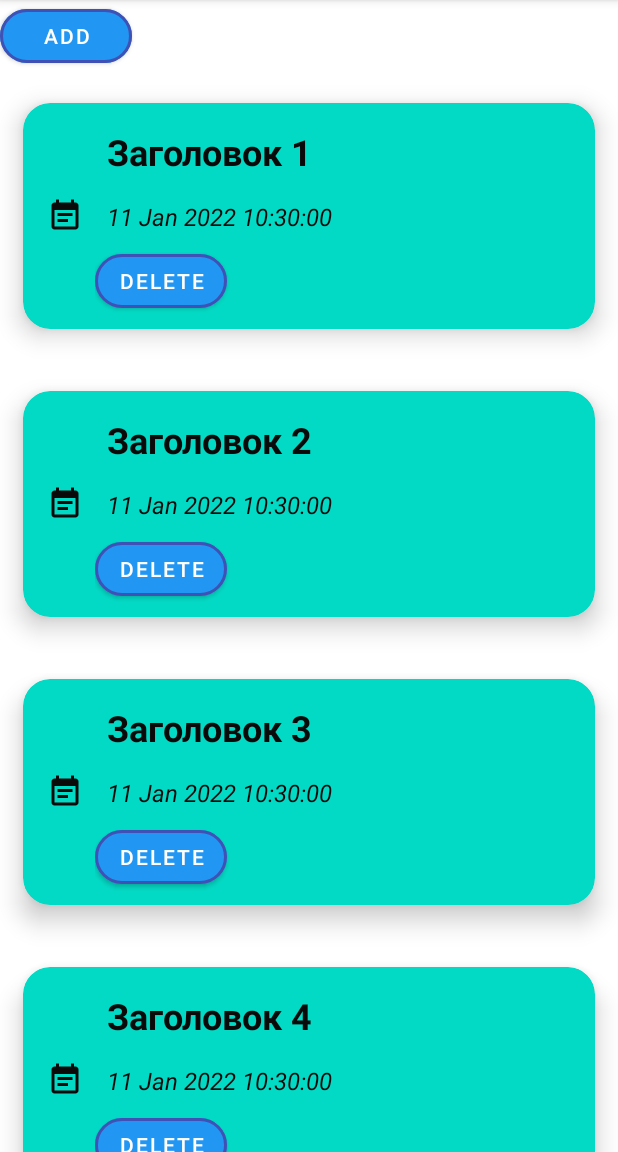
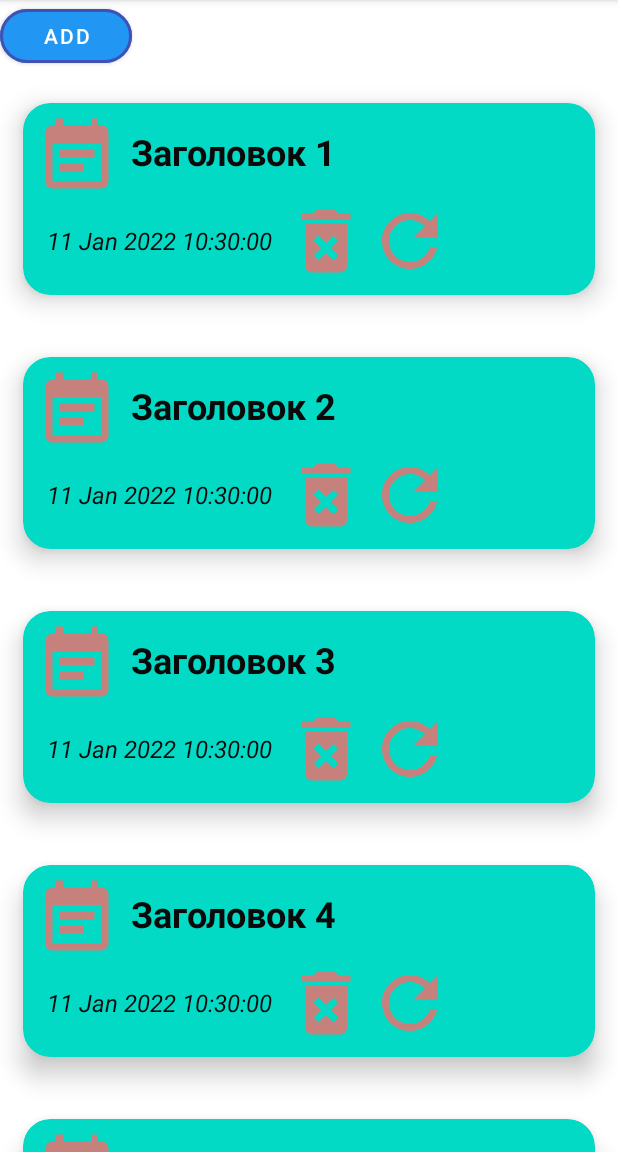
Before and after one commit to VladimPetrov/NotesManager, an Android app: the screen it shows after launch (MainActivity), on a phone screen of 412 x 824 dp, the part 84-1236 px from its top. Run offline under Robolectric (Android 15) with nearby library versions, the phone set to English and light mode, and no system bars.

Commit message:
add delete update image view

```diff
--- a/app/src/main/java/ru/gb/notesmanager/ui/MainActivity.java
+++ b/app/src/main/java/ru/gb/notesmanager/ui/MainActivity.java
@@ -55,6 +55,14 @@ public class MainActivity extends AppCompatActivity implements OnNoteListener {
     }
 
     @Override
+    public void onUpdateEmployee(NotesEntity noteEntity) {
+        Intent intent = new Intent(this,NoteActivity.class);
+        intent.putExtra(NoteActivity.NOTE_EXTRA_KEY,noteEntity);
+        //startActivity(intent);
+        startActivityForResult(intent, NOTE_REQUEST_CODE);
+    }
+
+    @Override
     protected void onActivityResult(int requestCode, int resultCode, @Nullable Intent data) {
         super.onActivityResult(requestCode, resultCode, data);
 
--- a/app/src/main/java/ru/gb/notesmanager/ui/NoteViewHolder.java
+++ b/app/src/main/java/ru/gb/notesmanager/ui/NoteViewHolder.java
@@ -3,6 +3,7 @@ package ru.gb.notesmanager.ui;
 import android.view.LayoutInflater;
 import android.view.ViewGroup;
 import android.widget.Button;
+import android.widget.ImageView;
 import android.widget.TextView;
 
 import androidx.annotation.NonNull;
@@ -14,7 +15,9 @@ import ru.gb.notesmanager.R;
 public class NoteViewHolder extends RecyclerView.ViewHolder{
     private final TextView titleTextView = itemView.findViewById(R.id.title_text_view);
     private final TextView dataTextView = itemView.findViewById(R.id.data_text_view);
-    private final Button deleteButton = itemView.findViewById(R.id.delete_button);
+    //private final Button deleteButton = itemView.findViewById(R.id.delete_button);
+    private final ImageView deleteButton = itemView.findViewById(R.id.delete_image_view);
+    private final ImageView updateButton = itemView.findViewById(R.id.update_image_view);
     private OnNoteListener onNoteListener;
 
     public NoteViewHolder(@NonNull LayoutInflater inflater,
--- a/app/src/main/java/ru/gb/notesmanager/ui/OnNoteListener.java
+++ b/app/src/main/java/ru/gb/notesmanager/ui/OnNoteListener.java
@@ -5,4 +5,5 @@ import ru.gb.notesmanager.domain.NotesEntity;
 public interface OnNoteListener {
     void onDeleteEmployee(NotesEntity employeeEntity);
     void onClickEmployee(NotesEntity employeeEntity);
+    void onUpdateEmployee(NotesEntity employeeEntity);
 }
--- /dev/null
+++ b/app/src/main/res/drawable/ic_baseline_delete_forever_24.xml
@@ -0,0 +1,10 @@
+<vector xmlns:android="http://schemas.android.com/apk/res/android"
+    android:width="24dp"
+    android:height="24dp"
+    android:viewportWidth="24"
+    android:viewportHeight="24"
+    android:tint="?attr/colorControlNormal">
+  <path
+      android:fillColor="@android:color/white"
+      android:pathData="M6,19c0,1.1 0.9,2 2,2h8c1.1,0 2,-0.9 2,-2L18,7L6,7v12zM8.46,11.88l1.41,-1.41L12,12.59l2.12,-2.12 1.41,1.41L13.41,14l2.12,2.12 -1.41,1.41L12,15.41l-2.12,2.12 -1.41,-1.41L10.59,14l-2.13,-2.12zM15.5,4l-1,-1h-5l-1,1L5,4v2h14L19,4z"/>
+</vector>
--- /dev/null
+++ b/app/src/main/res/drawable/ic_baseline_refresh_24.xml
@@ -0,0 +1,10 @@
+<vector xmlns:android="http://schemas.android.com/apk/res/android"
+    android:width="24dp"
+    android:height="24dp"
+    android:viewportWidth="24"
+    android:viewportHeight="24"
+    android:tint="?attr/colorControlNormal">
+  <path
+      android:fillColor="@android:color/white"
+      android:pathData="M17.65,6.35C16.2,4.9 14.21,4 12,4c-4.42,0 -7.99,3.58 -7.99,8s3.57,8 7.99,8c3.73,0 6.84,-2.55 7.73,-6h-2.08c-0.82,2.33 -3.04,4 -5.65,4 -3.31,0 -6,-2.69 -6,-6s2.69,-6 6,-6c1.66,0 3.14,0.69 4.22,1.78L13,11h7V4l-2.35,2.35z"/>
+</vector>
--- a/app/src/main/res/layout/item_note.xml
+++ b/app/src/main/res/layout/item_note.xml
@@ -12,20 +12,17 @@
     <LinearLayout
         android:layout_width="match_parent"
         android:layout_height="wrap_content"
-        android:orientation="horizontal">
+        android:orientation="vertical">
 
-        <androidx.appcompat.widget.AppCompatImageView
-            android:layout_width="wrap_content"
-            android:layout_height="wrap_content"
-            android:layout_gravity="center"
-            android:padding="@dimen/padding_size"
-            android:tint="@color/text_color"
-            app:srcCompat="@drawable/ic_baseline_event_note_24" />
 
         <LinearLayout
             android:layout_width="match_parent"
             android:layout_height="wrap_content"
-            android:orientation="vertical">
+            android:orientation="horizontal">
+
+            <androidx.appcompat.widget.AppCompatImageView
+                style="@style/image_view"
+                app:srcCompat="@drawable/ic_baseline_event_note_24" />
 
             <TextView
                 android:id="@+id/title_text_view"
@@ -37,23 +34,35 @@
                 android:textSize="24sp"
                 android:textStyle="bold" />
 
+        </LinearLayout>
+
+        <LinearLayout
+            android:layout_width="match_parent"
+            android:layout_height="wrap_content"
+            android:orientation="horizontal">
+
             <TextView
                 android:id="@+id/data_text_view"
                 android:layout_width="wrap_content"
                 android:layout_height="match_parent"
+                android:gravity="center"
                 android:padding="@dimen/padding_size"
                 android:text="dd MMM yyyy HH:mm:ss"
                 android:textColor="@color/text_color"
                 android:textSize="16sp"
                 android:textStyle="italic" />
 
-            <com.google.android.material.button.MaterialButton
-                android:id="@+id/delete_button"
-                style="@style/material_button"
-                android:layout_width="wrap_content"
-                android:layout_height="wrap_content"
-                android:text="@string/delete_button_text" />
+            <androidx.appcompat.widget.AppCompatImageView
+                android:id="@+id/delete_image_view"
+                style="@style/image_view"
+                app:srcCompat="@drawable/ic_baseline_delete_forever_24" />
+
+            <androidx.appcompat.widget.AppCompatImageView
+                android:id="@+id/update_image_view"
+                style="@style/image_view"
+                app:srcCompat="@drawable/ic_baseline_refresh_24" />
         </LinearLayout>
+
     </LinearLayout>
 
 
--- a/app/src/main/res/values/colors.xml
+++ b/app/src/main/res/values/colors.xml
@@ -11,4 +11,5 @@
     <color name="background_button">#2196F3</color>
     <color name="stroke_color">#3F51B5</color>
     <color name="text_color">#0B0A0A</color>
+    <color name="image_view_color">#C6817C</color>
 </resources>
--- a/app/src/main/res/values/dimens.xml
+++ b/app/src/main/res/values/dimens.xml
@@ -3,4 +3,6 @@
     <dimen name="corner_radius">20dp</dimen>
     <dimen name="padding_size">8dp</dimen>
     <dimen name="stroke_width">2dp</dimen>
+    <dimen name="width_image_view">56dp</dimen>
+    <dimen name="height_image_view">56dp</dimen>
 </resources>
--- a/app/src/main/res/values/styles.xml
+++ b/app/src/main/res/values/styles.xml
@@ -8,5 +8,9 @@
         <item name="strokeColor">@color/stroke_color</item>
         <item name="strokeWidth">@dimen/stroke_width</item>
     </style>
-
+    <style name="image_view">
+        <item name="android:layout_width">@dimen/width_image_view</item>
+        <item name="android:layout_height">@dimen/height_image_view</item>
+        <item name="android:tint">@color/image_view_color</item>
+    </style>
 </resources>
```
